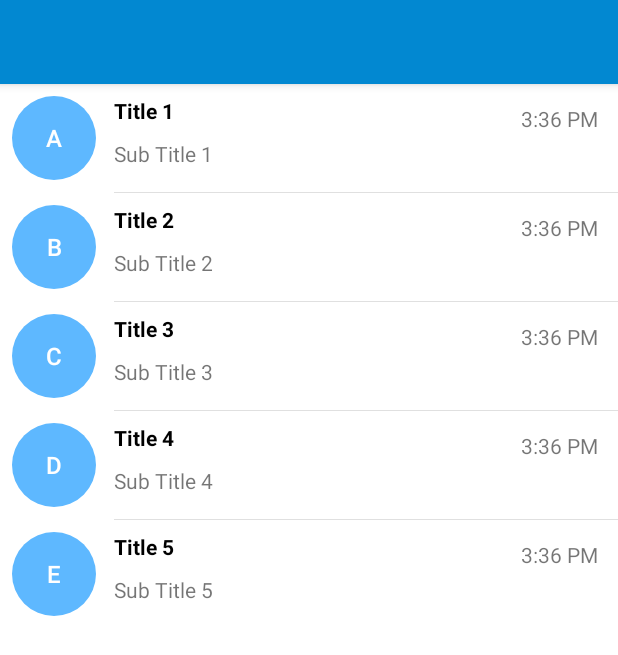
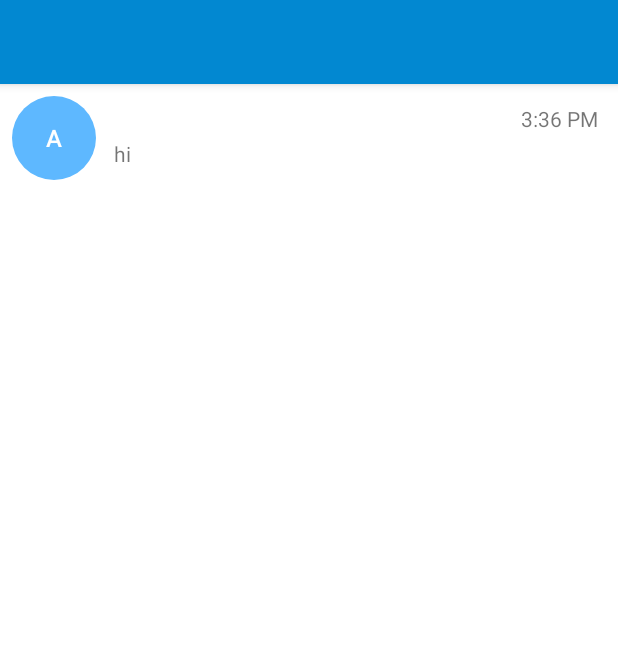
Before and after one commit to abeni5049/Chat-App, an Android app: the MainActivity screen opened directly, with no data from a screen before it, on a phone screen of 412 x 824 dp. Shown: the top 655 px of the screen. Run offline under Robolectric (Android 15) with nearby library versions, the phone set to English and light mode, and no system bars; our stand-ins replace Firebase (no records; nobody signed in at launch, a user with empty details on screens opened directly); 2 statements that could not run were skipped.

Commit message:
update list by fetching users from firebase database

```diff
--- a/app/src/main/java/com/example/chatapp/ListViewAdapter.java
+++ b/app/src/main/java/com/example/chatapp/ListViewAdapter.java
@@ -10,14 +10,16 @@ import android.widget.TextView;
 
 import androidx.annotation.NonNull;
 
+import java.util.ArrayList;
+
 public class ListViewAdapter extends ArrayAdapter<String> {
 
     private final Activity context;
-    private final String[] userName;
-    private final String[] latestMessage;
-    private final String[] profile;
+    private final ArrayList<String> userName;
+    private final ArrayList<String> latestMessage;
+    private final ArrayList<Character> profile;
 
-    public ListViewAdapter(@NonNull MainActivity context, String[] userName , String[] latestMessage, String[] profile) {
+    public ListViewAdapter(@NonNull Activity context, ArrayList<String> userName , ArrayList<String>latestMessage, ArrayList<Character> profile) {
         super(context, R.layout.listitem,userName);
         this.context = context;
         this.userName = userName;
@@ -33,9 +35,9 @@ public class ListViewAdapter extends ArrayAdapter<String> {
         TextView userNameTextView = rowView.findViewById(R.id.user_name);
         TextView latestMessageTextView = rowView.findViewById(R.id.latest_message);
 
-        profilePicture.setText(profile[position]);
-        userNameTextView.setText(userName[position]);
-        latestMessageTextView.setText(latestMessage[position]);
+        profilePicture.setText(profile.get(position).toString());
+        userNameTextView.setText(userName.get(position));
+        latestMessageTextView.setText(latestMessage.get(position));
 
         return rowView;
     }
--- a/app/src/main/java/com/example/chatapp/MainActivity.java
+++ b/app/src/main/java/com/example/chatapp/MainActivity.java
@@ -1,28 +1,27 @@
 package com.example.chatapp;
 
+import androidx.annotation.NonNull;
 import androidx.appcompat.app.AppCompatActivity;
 import android.content.Intent;
 import android.os.Bundle;
 import android.widget.ListView;
 
+import com.google.firebase.database.DataSnapshot;
+import com.google.firebase.database.DatabaseError;
+import com.google.firebase.database.DatabaseReference;
+import com.google.firebase.database.FirebaseDatabase;
+import com.google.firebase.database.ValueEventListener;
+
+import org.jetbrains.annotations.NotNull;
+
+import java.util.ArrayList;
+
 public class MainActivity extends AppCompatActivity {
 
     ListView list;
-    String[] userName ={
-            "Title 1","Title 2",
-            "Title 3","Title 4",
-            "Title 5",
-    };
-
-    String[] subtitle ={
-            "Sub Title 1","Sub Title 2",
-            "Sub Title 3","Sub Title 4",
-            "Sub Title 5",
-    };
-
-    String[] profile={
-            "A","B","C","D","E"
-    };
+    ArrayList<String> userName;
+    ArrayList<String> subtitle;
+    ArrayList<Character> profile;
 
 
     @Override
@@ -30,9 +29,40 @@ public class MainActivity extends AppCompatActivity {
         super.onCreate(savedInstanceState);
         setContentView(R.layout.activity_main);
 
+        userName = new ArrayList<>();
+        subtitle = new ArrayList<>();
+        profile = new ArrayList<>();
+
+
+        FirebaseDatabase database = FirebaseDatabase.getInstance();
+        String uid = "1pUiLVhyzseX4Q3b9HwQd4P4NL12";
+        String uid2 = "ovPshVxVx2OXcOa0mFJP5m6345v1";
+        DatabaseReference myRef = database.getReference("users").child(uid).child("chats").child(uid2).child("username");
+        DatabaseReference myRef2 = database.getReference("users").child(uid2).child("chats").child(uid).child("username");
+        myRef.setValue("Iris");
+        myRef2.setValue("Abeni");
+
         ListViewAdapter adapter = new ListViewAdapter(this,userName,subtitle,profile);
         list = findViewById(R.id.list);
         list.setAdapter(adapter);
+
+        myRef.addValueEventListener(new ValueEventListener() {
+            @Override
+            public void onDataChange(@NonNull @NotNull DataSnapshot snapshot) {
+                String value = snapshot.getValue(String.class);
+                userName.add(value);
+                subtitle.add("hi");
+                profile.add(value.charAt(0));
+                adapter.notifyDataSetChanged();
+            }
+
+            @Override
+            public void onCancelled(@NonNull @NotNull DatabaseError error) {
+
+            }
+        });
+
+
 
         list.setOnItemClickListener((parent, view, position, id) -> {
             Intent intent = new Intent(MainActivity.this,MessageActivity.class);
--- a/app/src/main/java/com/example/chatapp/MessageActivity.java
+++ b/app/src/main/java/com/example/chatapp/MessageActivity.java
@@ -46,8 +46,8 @@ public class MessageActivity extends AppCompatActivity {
         String uid2 = "ovPshVxVx2OXcOa0mFJP5m6345v1";
         // Write a user to the database
         FirebaseDatabase database = FirebaseDatabase.getInstance();
-        DatabaseReference myRef = database.getReference("users").child(uid).child("chats").child(uid2);
-        DatabaseReference myRef2 = database.getReference("users").child(uid2).child("chats").child(uid);
+        DatabaseReference myRef = database.getReference("users").child(uid).child("chats").child(uid2).child("messages");
+        DatabaseReference myRef2 = database.getReference("users").child(uid2).child("chats").child(uid).child("messages");
 
 
         Objects.requireNonNull(getSupportActionBar()).setDisplayOptions(ActionBar.DISPLAY_SHOW_CUSTOM);
```
